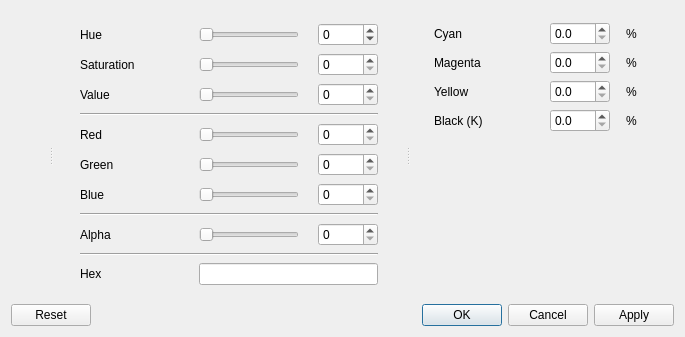
wuCaviar/GraphicsDemo, file Src/Qt-Color-Widgets/src/QtColorWidgets/color_dialog.ui: the form before one commit.
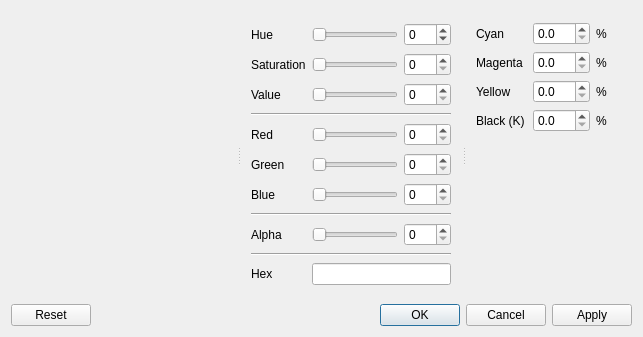
The form after the commit. Icons and pictures are not drawn. Custom widgets are drawn as their Qt base class.

The edit to the form file:
```diff
--- a/Src/Qt-Color-Widgets/src/QtColorWidgets/color_dialog.ui
+++ b/Src/Qt-Color-Widgets/src/QtColorWidgets/color_dialog.ui
@@ -6,7 +6,7 @@
    <rect>
     <x>0</x>
     <y>0</y>
-    <width>685</width>
+    <width>643</width>
     <height>337</height>
    </rect>
   </property>
@@ -23,7 +23,7 @@
       <enum>Qt::Orientation::Horizontal</enum>
      </property>
      <property name="handleWidth">
-      <number>10</number>
+      <number>3</number>
      </property>
      <widget class="QWidget" name="layoutWidget">
       <layout class="QVBoxLayout" name="verticalLayout">
@@ -35,6 +35,12 @@
            <verstretch>0</verstretch>
           </sizepolicy>
          </property>
+         <property name="minimumSize">
+          <size>
+           <width>200</width>
+           <height>0</height>
+          </size>
+         </property>
         </widget>
        </item>
        <item>
@@ -58,7 +64,7 @@
       </property>
       <property name="maximumSize">
        <size>
-        <width>400</width>
+        <width>16777215</width>
         <height>16777215</height>
        </size>
       </property>
@@ -66,7 +72,7 @@
        <enum>Qt::Orientation::Horizontal</enum>
       </property>
       <property name="handleWidth">
-       <number>10</number>
+       <number>3</number>
       </property>
       <widget class="QWidget" name="layoutWidget">
        <layout class="QGridLayout" name="gridLayout_2">
```
Left out of the diff: 30 changed lines with no effect on the pictures.
